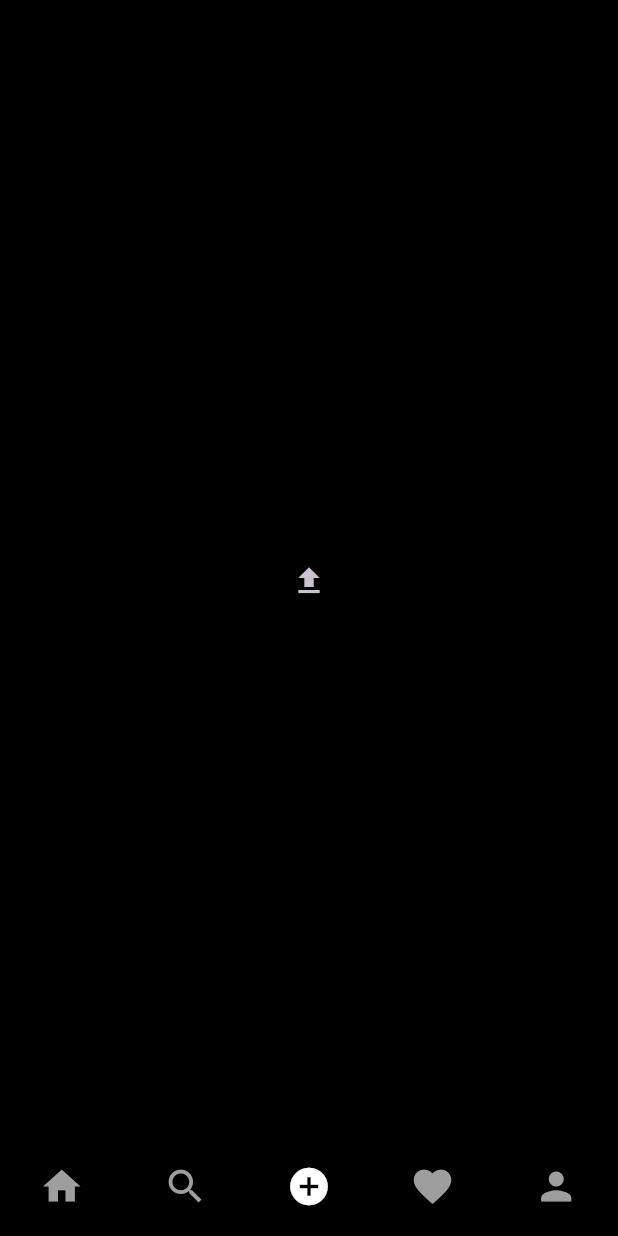
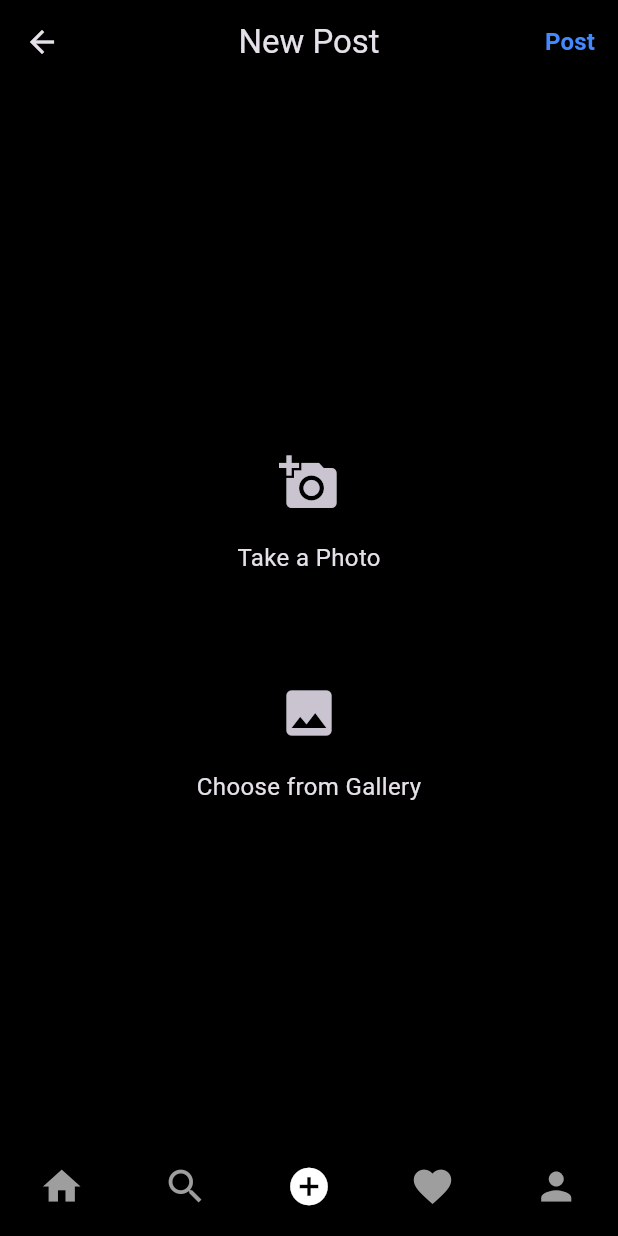
Before and after one commit to rishabhkr-r111/chat-rights, a Flutter app: the screen it shows once a user with an empty profile is signed in, swiped to page 3, on a phone screen of 412 x 824 dp. Run offline on Flutter 3.47's test engine with Material 3 defaults, Android fonts, the phone set to English and light mode, and no system bars; our stand-ins replace cloud_firestore, firebase_auth, firebase_core, firebase_storage, flutter_svg, image_picker; accounts and stored records are empty; project files that could hold a hidden picture were left out.

Commit message:
add_post_screen.dart. Fixed the redundant button - popup press by making buttons on the page itself. But, rest of the codes other than add_post_screen.dart remain unchanged (I couldn't even sync the updates. Not sure why I didn't get the updates after pressing sunc, pull, fetch repeatedly. However, I'll send the piece of code in WhatsApp too. I hope this update suffices our requirement.
-Naru

```diff
--- a/lib/screens/add_post_screen.dart
+++ b/lib/screens/add_post_screen.dart
@@ -20,53 +20,19 @@ class _AddPostScreenState extends State<AddPostScreen> {
   bool isLoading = false;
   final TextEditingController _descriptionController = TextEditingController();
 
-  _selectImage(BuildContext parentContext) async {
-    return showDialog(
-      context: parentContext,
-      builder: (BuildContext context) {
-        return SimpleDialog(
-          title: const Text('Create a Post'),
-          children: <Widget>[
-            SimpleDialogOption(
-                padding: const EdgeInsets.all(20),
-                child: const Text('Take a photo'),
-                onPressed: () async {
-                  Navigator.pop(context);
-                  Uint8List file = await pickImage(ImageSource.camera);
+  Future<void> _selectImage(ImageSource source) async {
+    Uint8List file = await pickImage(source);
     setState(() {
       _file = file;
     });
-                }),
-            SimpleDialogOption(
-                padding: const EdgeInsets.all(20),
-                child: const Text('Choose from Gallery'),
-                onPressed: () async {
-                  Navigator.of(context).pop();
-                  Uint8List file = await pickImage(ImageSource.gallery);
-                  setState(() {
-                    _file = file;
-                  });
-                }),
-            SimpleDialogOption(
-              padding: const EdgeInsets.all(20),
-              child: const Text("Cancel"),
-              onPressed: () {
-                Navigator.pop(context);
-              },
-            )
-          ],
-        );
-      },
-    );
   }
 
   void postImage(String uid, String username, String profImage) async {
     setState(() {
       isLoading = true;
     });
-    // start the loading
+
     try {
-      // upload to storage and db
       String res = await FireStoreMethods().uploadPost(
         _descriptionController.text,
         _file!,
@@ -105,6 +71,7 @@ class _AddPostScreenState extends State<AddPostScreen> {
     setState(() {
       _file = null;
     });
+    Navigator.pop(context); // Close the screen after posting
   }
 
   @override
@@ -117,26 +84,15 @@ class _AddPostScreenState extends State<AddPostScreen> {
   Widget build(BuildContext context) {
     final UserProvider userProvider = Provider.of<UserProvider>(context);
 
-    return _file == null
-        ? Center(
-            child: IconButton(
-              icon: const Icon(
-                Icons.upload,
-              ),
-              onPressed: () => _selectImage(context),
-            ),
-          )
-        : Scaffold(
+    return Scaffold(
       appBar: AppBar(
         backgroundColor: mobileBackgroundColor,
         leading: IconButton(
           icon: const Icon(Icons.arrow_back),
           onPressed: clearImage,
         ),
-              title: const Text(
-                'Post to',
-              ),
-              centerTitle: false,
+        title: const Text('New Post'),
+        centerTitle: true,
         actions: <Widget>[
           TextButton(
             onPressed: () => postImage(
@@ -149,55 +105,93 @@ class _AddPostScreenState extends State<AddPostScreen> {
               style: TextStyle(
                 color: Colors.blueAccent,
                 fontWeight: FontWeight.bold,
-                        fontSize: 16.0),
+                fontSize: 16.0,
+              ),
             ),
           )
         ],
       ),
-            // POST FORM
       body: Column(
         children: <Widget>[
-                isLoading
-                    ? const LinearProgressIndicator()
-                    : const Padding(padding: EdgeInsets.only(top: 0.0)),
-                const Divider(),
-                Row(
-                  mainAxisAlignment: MainAxisAlignment.spaceAround,
-                  crossAxisAlignment: CrossAxisAlignment.start,
-                  children: <Widget>[
-                    CircleAvatar(
-                      backgroundImage: NetworkImage(
-                        userProvider.getUser.photoUrl,
+          Expanded(
+            child: _file == null
+                ? Center(
+                    child: Column(
+                      mainAxisAlignment: MainAxisAlignment.center,
+                      children: [
+                        Container(
+                          padding: const EdgeInsets.all(20.0),
+                          decoration: BoxDecoration(
+                            border: Border.all(color: Colors.black, width: 2.0),
+                            borderRadius: BorderRadius.circular(10.0),
+                          ),
+                          child: Column(
+                            children: [
+                              IconButton(
+                                icon: const Icon(
+                                  Icons.add_a_photo,
+                                  size: 40.0,
+                                ),
+                                onPressed: () =>
+                                    _selectImage(ImageSource.camera),
+                              ),
+                              const SizedBox(height: 10),
+                              Text('Take a Photo', style: TextStyle(fontSize: 16)),
+                            ],
                           ),
                         ),
+                        const SizedBox(height: 20),
+                        Container(
+                          padding: const EdgeInsets.all(20.0),
+                          decoration: BoxDecoration(
+                            border: Border.all(color: Colors.black, width: 2.0),
+                            borderRadius: BorderRadius.circular(10.0),
+                          ),
+                          child: Column(
+                            children: [
+                              IconButton(
+                                icon: const Icon(
+                                  Icons.image,
+                                  size: 40.0,
+                                ),
+                                onPressed: () =>
+                                    _selectImage(ImageSource.gallery),
+                              ),
+                              const SizedBox(height: 10),
+                              Text('Choose from Gallery', style: TextStyle(fontSize: 16)),
+                            ],
+                          ),
+                        ),
+                      ],
+                    ),
+                  )
+                : SingleChildScrollView(
+                    child: Column(
+                      crossAxisAlignment: CrossAxisAlignment.stretch,
+                      children: <Widget>[
                         SizedBox(
-                      width: MediaQuery.of(context).size.width * 0.3,
+                          height: 300.0,
+                          child: Image.memory(
+                            _file!,
+                            fit: BoxFit.cover,
+                          ),
+                        ),
+                        Padding(
+                          padding: const EdgeInsets.all(16.0),
                           child: TextField(
                             controller: _descriptionController,
                             decoration: const InputDecoration(
                               hintText: "Write a caption...",
-                            border: InputBorder.none),
-                        maxLines: 8,
+                              border: InputBorder.none,
                             ),
-                    ),
-                    SizedBox(
-                      height: 45.0,
-                      width: 45.0,
-                      child: AspectRatio(
-                        aspectRatio: 487 / 451,
-                        child: Container(
-                          decoration: BoxDecoration(
-                              image: DecorationImage(
-                            fit: BoxFit.fill,
-                            alignment: FractionalOffset.topCenter,
-                            image: MemoryImage(_file!),
-                          )),
-                        ),
+                            maxLines: 3,
                           ),
                         ),
                       ],
                     ),
-                const Divider(),
+                  ),
+          ),
+          isLoading ? const LinearProgressIndicator() : Container(),
         ],
       ),
     );
```
Lines whose indentation alone changed are shown as unchanged.
